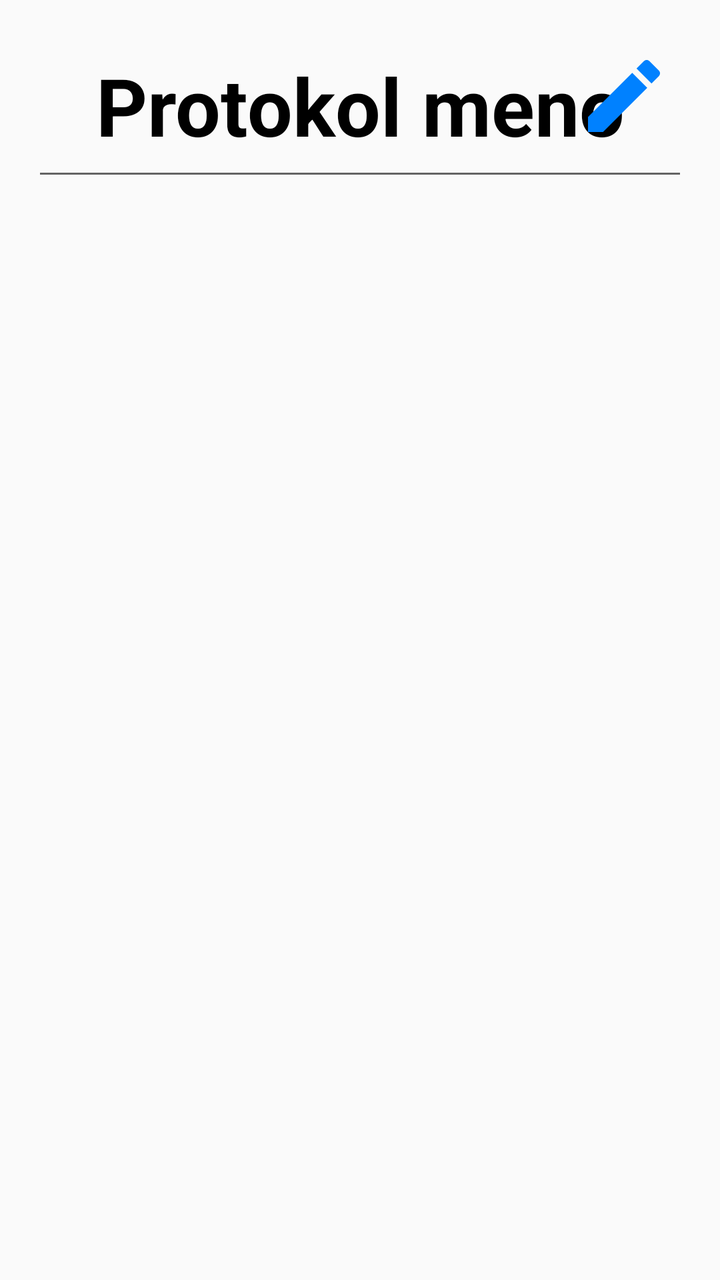
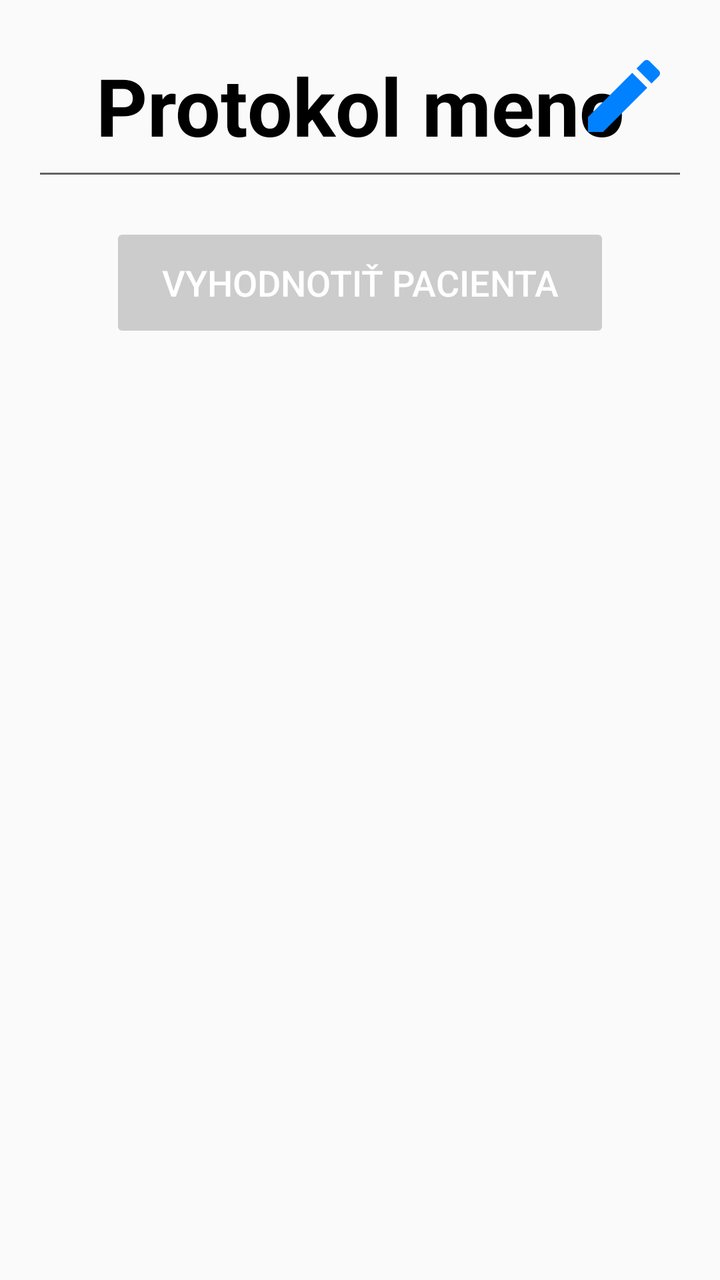

The first picture is an Android layout as it rendered before a commit; the second is the same layout after the commit. The layout source and the unified diff follow.
<!-- AndroidManifest.xml: application theme Theme.DiagnosticApp -->
<!-- res/layout/activity_tasks_list.xml -->
<?xml version="1.0" encoding="utf-8"?>
<FrameLayout xmlns:android="http://schemas.android.com/apk/res/android"
    android:layout_width="match_parent"
    android:layout_height="match_parent">

    
    <ScrollView
        android:layout_width="match_parent"
        android:layout_height="match_parent"
        android:padding="16dp">

        <LinearLayout
            android:layout_width="match_parent"
            android:layout_height="wrap_content"
            android:orientation="vertical"
            android:gravity="center_horizontal">

            <EditText
                android:id="@+id/etTitle"
                android:layout_width="match_parent"
                android:layout_height="wrap_content"
                android:textColor="@color/black"
                android:text="Protokol meno"
                android:textSize="40sp"
                android:textStyle="bold"
                android:gravity="center"
                android:paddingBottom="16dp"
                android:focusable="false"
                android:focusableInTouchMode="false"
                android:cursorVisible="false"
                android:longClickable="false"
                android:inputType="none" />

            <GridLayout
                android:id="@+id/gridLayoutTasks"
                android:layout_width="match_parent"
                android:layout_height="wrap_content"
                android:columnCount="2"
                android:useDefaultMargins="true" />
        </LinearLayout>
    </ScrollView>

    
    <ImageButton
        android:id="@+id/btnEdit"
        android:layout_width="48dp"
        android:layout_height="48dp"
        android:layout_gravity="top|end"
        android:layout_margin="24dp"
        android:background="@android:color/transparent"
        android:src="@drawable/edit_button"
        android:scaleType="fitCenter"/>
</FrameLayout>
<!-- resources referenced by this layout -->
<resources>
  <color name="black">#FF000000</color>
  <!-- drawable edit_button (drawable) -->
  <vector xmlns:android="http://schemas.android.com/apk/res/android" android:height="24dp" android:tint="#0081FF" android:viewportHeight="24" android:viewportWidth="24" android:width="24dp">
        
      <path android:fillColor="@android:color/white" android:pathData="M3,17.25V21h3.75L17.81,9.94l-3.75,-3.75L3,17.25zM20.71,7.04c0.39,-0.39 0.39,-1.02 0,-1.41l-2.34,-2.34c-0.39,-0.39 -1.02,-0.39 -1.41,0l-1.83,1.83 3.75,3.75 1.83,-1.83z"/>
      
  </vector>
  <style name="Theme.DiagnosticApp" parent="Theme.AppCompat.Light.NoActionBar">
          <item name="colorPrimary">@color/green</item>
          
  
  
      </style>
  <color name="green">#4CAF50</color>
</resources>

<!-- the commit's change to res/layout/activity_tasks_list.xml (unified diff, before → after) -->
@@ -37,6 +37,21 @@
                 android:layout_height="wrap_content"
                 android:columnCount="2"
                 android:useDefaultMargins="true" />
+
+            <Button
+                android:id="@+id/btnEvaluate"
+                android:layout_width="250dp"
+                android:layout_height="60dp"
+                android:text="Vyhodnotiť pacienta"
+                android:enabled="false"
+                android:backgroundTint="@color/gray"
+                android:textColor="@android:color/white"
+                android:layout_marginTop="16dp"
+                android:layout_marginHorizontal="24dp"
+                android:layout_gravity="center_horizontal"
+                android:textSize="18sp"
+                android:padding="12dp"
+                />
         </LinearLayout>
     </ScrollView>
 
@@ -50,4 +65,6 @@
         android:background="@android:color/transparent"
         android:src="@drawable/edit_button"
         android:scaleType="fitCenter"/>
+
+
 </FrameLayout>
<!-- resource entries referenced after the edit -->
@@ -1,6 +1,7 @@
 <!-- resources referenced by this layout -->
 <resources>
   <color name="black">#FF000000</color>
+  <color name="gray">#CCCCCC</color>
   <!-- drawable edit_button (drawable) -->
   <vector xmlns:android="http://schemas.android.com/apk/res/android" android:height="24dp" android:tint="#0081FF" android:viewportHeight="24" android:viewportWidth="24" android:width="24dp">
         
